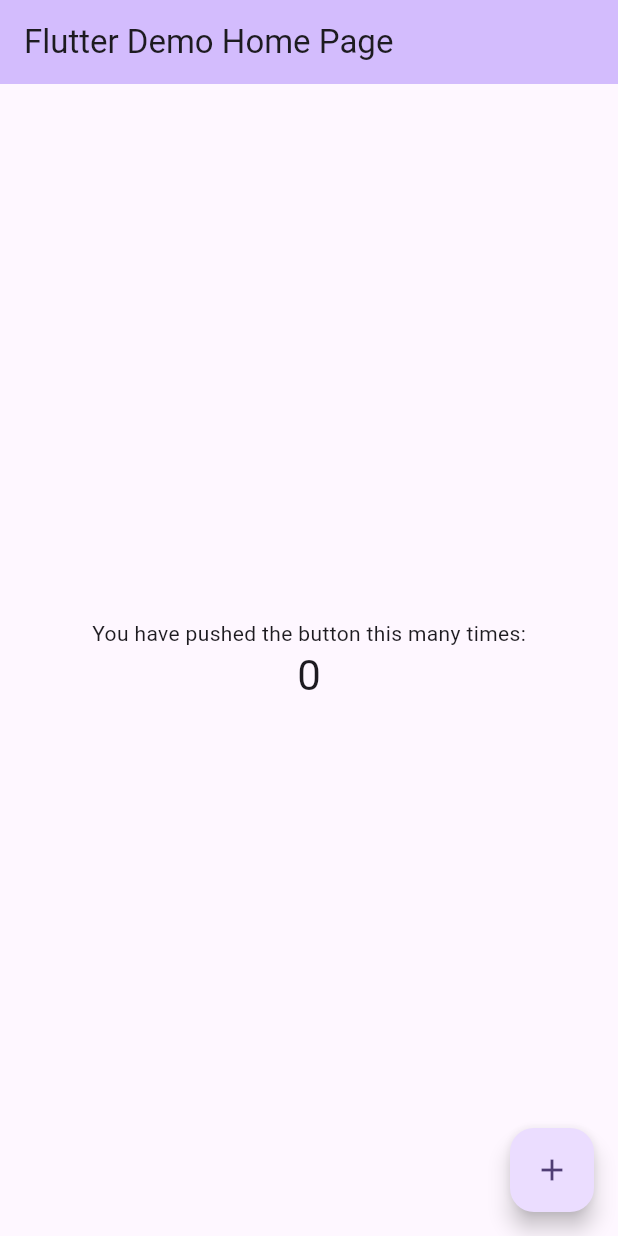
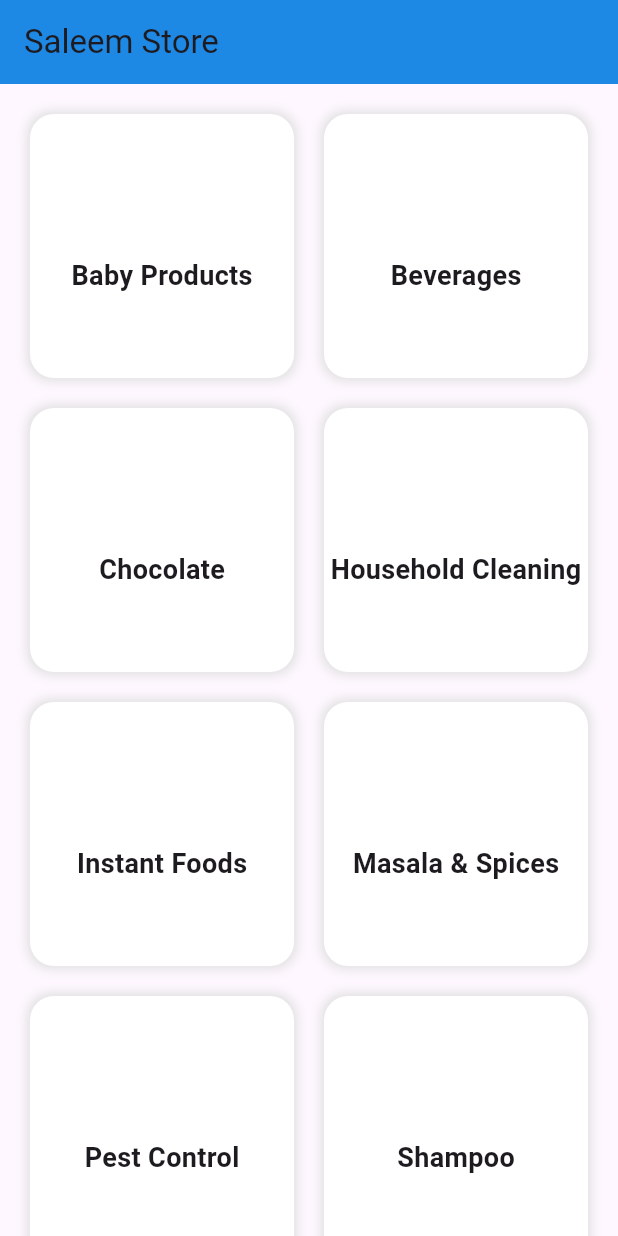
Before and after one commit to MohammedAathif/saleem_store, a Flutter app: the screen it shows after launch, on a phone screen of 412 x 824 dp. Run offline on Flutter 3.47's test engine with Material 3 defaults, Android fonts, the phone set to English and light mode, and no system bars; our stand-ins replace go_router.

Commit message:
Base setup and home screen, subcategory and product screen - Added

```diff
--- /dev/null
+++ b/lib/data.dart
@@ -0,0 +1,297 @@
+List categories = [
+  {
+    "name": "Soaps",
+    "subcategories": [
+      {
+        "name": "Hamam",
+        "image": "",
+        "variants": [
+          {"name": "50g", "price": 10},
+          {"name": "100g", "price": 22},
+          {"name": "150g", "price": 35},
+          {"name": "Combo Pack", "price": 90},
+        ],
+      },
+      {
+        "name": "Dove",
+        "image": "",
+        "variants": [
+          {"name": "50g", "price": 12},
+          {"name": "100g", "price": 25},
+          {"name": "150g", "price": 38},
+        ],
+      },
+      {
+        "name": "Santoor",
+        "image": "",
+        "variants": [
+          {"name": "75g", "price": 15},
+          {"name": "150g", "price": 30},
+          {"name": "Combo Pack", "price": 80},
+        ],
+      },
+      {
+        "name": "Dettol",
+        "image": "",
+        "variants": [
+          {"name": "75g", "price": 15},
+          {"name": "150g", "price": 30},
+          {"name": "Combo Pack", "price": 80},
+        ],
+      },
+      {
+        "name": "Lux",
+        "image": "",
+        "variants": [
+          {"name": "75g", "price": 15},
+          {"name": "150g", "price": 30},
+          {"name": "Combo Pack", "price": 80},
+        ],
+      },
+      {
+        "name": "Lifebuoy",
+        "image": "",
+        "variants": [
+          {"name": "75g", "price": 15},
+          {"name": "150g", "price": 30},
+          {"name": "Combo Pack", "price": 80},
+        ],
+      },
+      {
+        "name": "Cinthol",
+        "image": "",
+        "variants": [
+          {"name": "75g", "price": 15},
+          {"name": "150g", "price": 30},
+          {"name": "Combo Pack", "price": 80},
+        ],
+      },
+      {
+        "name": "Pears",
+        "image": "",
+        "variants": [
+          {"name": "75g", "price": 15},
+          {"name": "150g", "price": 30},
+          {"name": "Combo Pack", "price": 80},
+        ],
+      },
+      {
+        "name": "Himalaya",
+        "image": "",
+        "variants": [
+          {"name": "75g", "price": 15},
+          {"name": "150g", "price": 30},
+          {"name": "Combo Pack", "price": 80},
+        ],
+      },
+      {
+        "name": "Mysore Sandal",
+        "image": "",
+        "variants": [
+          {"name": "75g", "price": 15},
+          {"name": "150g", "price": 30},
+          {"name": "Combo Pack", "price": 80},
+        ],
+      },
+      {
+        "name": "Medimix",
+        "image": "",
+        "variants": [
+          {"name": "75g", "price": 15},
+          {"name": "150g", "price": 30},
+          {"name": "Combo Pack", "price": 80},
+        ],
+      },
+    ],
+  },
+  {
+    "name": "Shampoo",
+    "subcategories": [
+      {
+        "name": "Head & Shoulders",
+        "image": "",
+        "variants": [
+          {"name": "100ml", "price": 80},
+          {"name": "200ml", "price": 150},
+        ],
+      },
+      {
+        "name": "Pantene",
+        "image": "",
+        "variants": [
+          {"name": "100ml", "price": 75},
+          {"name": "200ml", "price": 140},
+        ],
+      },
+    ],
+  },
+  {
+    "name": "Snacks",
+    "subcategories": [
+      {
+        "name": "Lays",
+        "image": "",
+        "variants": [
+          {"name": "Small", "price": 10},
+          {"name": "Medium", "price": 20},
+          {"name": "Large", "price": 35},
+        ],
+      },
+      {
+        "name": "KurKure",
+        "image": "",
+        "variants": [
+          {"name": "Small", "price": 8},
+          {"name": "Medium", "price": 18},
+        ],
+      },
+    ],
+  },
+  {
+    "name": "Chocolate",
+    "subcategories": [
+      {
+        "name": "Dairy Milk",
+        "image": "",
+        "variants": [
+          {"name": "50g", "price": 25},
+          {"name": "100g", "price": 45},
+        ],
+      },
+      {
+        "name": "KitKat",
+        "image": "",
+        "variants": [
+          {"name": "2 Finger", "price": 10},
+          {"name": "4 Finger", "price": 20},
+        ],
+      },
+    ],
+  },
+  {
+    "name": "Household Cleaning",
+    "subcategories": [
+      {
+        "name": "Phenoyl",
+        "image": "",
+        "variants": [
+          {"name": "500ml", "price": 35},
+          {"name": "1L", "price": 60},
+        ],
+      },
+      {
+        "name": "Detergent Powder",
+        "image": "",
+        "variants": [
+          {"name": "500g", "price": 40},
+          {"name": "1kg", "price": 75},
+        ],
+      },
+    ],
+  },
+  {
+    "name": "Beverages",
+    "subcategories": [
+      {
+        "name": "Phenoyl",
+        "image": "",
+        "variants": [
+          {"name": "500ml", "price": 35},
+          {"name": "1L", "price": 60},
+        ],
+      },
+      {
+        "name": "Detergent Powder",
+        "image": "",
+        "variants": [
+          {"name": "500g", "price": 40},
+          {"name": "1kg", "price": 75},
+        ],
+      },
+    ],
+  },
+  {
+    "name": "Baby Products",
+    "subcategories": [
+      {
+        "name": "Phenoyl",
+        "image": "",
+        "variants": [
+          {"name": "500ml", "price": 35},
+          {"name": "1L", "price": 60},
+        ],
+      },
+      {
+        "name": "Detergent Powder",
+        "image": "",
+        "variants": [
+          {"name": "500g", "price": 40},
+          {"name": "1kg", "price": 75},
+        ],
+      },
+    ],
+  },
+  {
+    "name": "Masala & Spices",
+    "subcategories": [
+      {
+        "name": "Phenoyl",
+        "image": "",
+        "variants": [
+          {"name": "500ml", "price": 35},
+          {"name": "1L", "price": 60},
+        ],
+      },
+      {
+        "name": "Detergent Powder",
+        "image": "",
+        "variants": [
+          {"name": "500g", "price": 40},
+          {"name": "1kg", "price": 75},
+        ],
+      },
+    ],
+  },
+  {
+    "name": "Pest Control",
+    "subcategories": [
+      {
+        "name": "Phenoyl",
+        "image": "",
+        "variants": [
+          {"name": "500ml", "price": 35},
+          {"name": "1L", "price": 60},
+        ],
+      },
+      {
+        "name": "Detergent Powder",
+        "image": "",
+        "variants": [
+          {"name": "500g", "price": 40},
+          {"name": "1kg", "price": 75},
+        ],
+      },
+    ],
+  },
+  {
+    "name": "Instant Foods",
+    "subcategories": [
+      {
+        "name": "Phenoyl",
+        "image": "",
+        "variants": [
+          {"name": "500ml", "price": 35},
+          {"name": "1L", "price": 60},
+        ],
+      },
+      {
+        "name": "Detergent Powder",
+        "image": "",
+        "variants": [
+          {"name": "500g", "price": 40},
+          {"name": "1kg", "price": 75},
+        ],
+      },
+    ],
+  },
+];
--- /dev/null
+++ b/lib/home_page.dart
@@ -0,0 +1,125 @@
+import 'package:flutter/material.dart';
+import 'package:go_router/go_router.dart';
+
+import 'data.dart';
+
+class HomePage extends StatefulWidget {
+  const HomePage({super.key});
+
+  @override
+  State<HomePage> createState() => _HomePageState();
+}
+
+class _HomePageState extends State<HomePage> {
+
+  @override
+  void initState() {
+    // TODO: implement initState
+    super.initState();
+    categories.sort((a,b) => a['name'].toString().toLowerCase().compareTo(b['name'].toString().toLowerCase()));
+  }
+
+  @override
+  Widget build(BuildContext context) {
+    if (categories.isEmpty) {
+      return const Center(child: CircularProgressIndicator());
+    }
+
+    return Scaffold(
+      appBar: AppBar(
+        title: const Text("Saleem Store"),
+        backgroundColor: Colors.blue.shade600,
+      ),
+      body: GridView.builder(
+        padding: const EdgeInsets.all(20),
+        itemCount: categories.length,
+        gridDelegate: SliverGridDelegateWithFixedCrossAxisCount(
+          crossAxisCount: _getGridCount(context),
+          mainAxisSpacing: 20,
+          crossAxisSpacing: 20,
+          childAspectRatio: 1,
+        ),
+        itemBuilder: (context, index) {
+          final category = categories[index];
+          return CategoryCard(
+            title: category['name'] ?? '',
+            image: category['image'] ?? '', // optional
+            onTap: () {
+              final categoryUrl = category['name'];
+              context.push('/$categoryUrl');
+            },
+          );
+        },
+      ),
+    );
+  }
+
+  int _getGridCount(BuildContext context) {
+    double width = MediaQuery.of(context).size.width;
+    if (width > 1200) return 5;
+    if (width > 800) return 4;
+    return 2;
+  }
+}
+
+class CategoryCard extends StatefulWidget {
+  final String title;
+  final String image;
+  final VoidCallback onTap;
+
+  const CategoryCard({
+    super.key,
+    required this.title,
+    required this.image,
+    required this.onTap,
+  });
+
+  @override
+  State<CategoryCard> createState() => _CategoryCardState();
+}
+
+class _CategoryCardState extends State<CategoryCard> {
+  bool isHovered = false;
+
+  @override
+  Widget build(BuildContext context) {
+    return MouseRegion(
+      onEnter: (_) => setState(() => isHovered = true),
+      onExit: (_) => setState(() => isHovered = false),
+      child: GestureDetector(
+        onTap: widget.onTap,
+        child: AnimatedContainer(
+          duration: const Duration(milliseconds: 200),
+          decoration: BoxDecoration(
+            color: isHovered ? Colors.blue.shade50 : Colors.white,
+            borderRadius: BorderRadius.circular(16),
+            boxShadow: [
+              BoxShadow(
+                color: Colors.grey.shade300,
+                blurRadius: isHovered ? 12 : 6,
+                spreadRadius: 2,
+              ),
+            ],
+          ),
+          child: Column(
+            mainAxisAlignment: MainAxisAlignment.center,
+            children: [
+              // SizedBox(
+              //   height: 70,
+              //   child: Image.asset(widget.image, fit: BoxFit.contain),
+              // ),
+              const SizedBox(height: 40),
+              Text(
+                widget.title,
+                style: const TextStyle(
+                  fontSize: 18,
+                  fontWeight: FontWeight.w600,
+                ),
+              ),
+            ],
+          ),
+        ),
+      ),
+    );
+  }
+}
--- a/lib/main.dart
+++ b/lib/main.dart
@@ -1,4 +1,9 @@
 import 'package:flutter/material.dart';
+import 'package:go_router/go_router.dart';
+import 'package:saleem_store/sub_category.dart';
+import 'data.dart';
+import 'home_page.dart';
+import 'product_page.dart';
 
 void main() {
   runApp(const MyApp());
@@ -7,116 +12,51 @@ void main() {
 class MyApp extends StatelessWidget {
   const MyApp({super.key});
 
-  // This widget is the root of your application.
   @override
   Widget build(BuildContext context) {
-    return MaterialApp(
-      title: 'Flutter Demo',
+    final GoRouter router = GoRouter(
+      routes: [
+        GoRoute(
+          path: '/',
+          builder: (context, state) => HomePage(),
+        ),
+        GoRoute(
+          path: '/:category',
+          builder: (context, state) {
+            final categoryName = state.pathParameters['category']!;
+            final categoryData = categories.firstWhere(
+                  (c) => c['name'] == categoryName,
+            );
+            return SubCategoryPage(
+              category: categoryName,
+              categoryData: categoryData,
+            );
+          },
+        ),
+        GoRoute(
+          path: '/:category/:brand',
+          builder: (context, state) {
+            final categoryName = state.pathParameters['category']!;
+            final brandName = state.pathParameters['brand']!;
+            final categoryData = categories.firstWhere(
+                  (c) => c['name'] == categoryName,
+            );
+            final productData = (categoryData['subcategories'] as List)
+                .firstWhere((s) => s['name'] == brandName);
+            return ProductPage(productData: productData);
+          },
+        ),
+
+      ],
+    );
+
+    return MaterialApp.router(
+      routerConfig: router,
+      title: 'Saleem Store',
+      debugShowCheckedModeBanner: false,
       theme: ThemeData(
-        // This is the theme of your application.
-        //
-        // TRY THIS: Try running your application with "flutter run". You'll see
-        // the application has a purple toolbar. Then, without quitting the app,
-        // try changing the seedColor in the colorScheme below to Colors.green
-        // and then invoke "hot reload" (save your changes or press the "hot
-        // reload" button in a Flutter-supported IDE, or press "r" if you used
-        // the command line to start the app).
-        //
-        // Notice that the counter didn't reset back to zero; the application
-        // state is not lost during the reload. To reset the state, use hot
-        // restart instead.
-        //
-        // This works for code too, not just values: Most code changes can be
-        // tested with just a hot reload.
         colorScheme: ColorScheme.fromSeed(seedColor: Colors.deepPurple),
       ),
-      home: const MyHomePage(title: 'Flutter Demo Home Page'),
     );
   }
 }
-
-class MyHomePage extends StatefulWidget {
-  const MyHomePage({super.key, required this.title});
-
-  // This widget is the home page of your application. It is stateful, meaning
-  // that it has a State object (defined below) that contains fields that affect
-  // how it looks.
-
-  // This class is the configuration for the state. It holds the values (in this
-  // case the title) provided by the parent (in this case the App widget) and
-  // used by the build method of the State. Fields in a Widget subclass are
-  // always marked "final".
-
-  final String title;
-
-  @override
-  State<MyHomePage> createState() => _MyHomePageState();
-}
-
-class _MyHomePageState extends State<MyHomePage> {
-  int _counter = 0;
-
-  void _incrementCounter() {
-    setState(() {
-      // This call to setState tells the Flutter framework that something has
-      // changed in this State, which causes it to rerun the build method below
-      // so that the display can reflect the updated values. If we changed
-      // _counter without calling setState(), then the build method would not be
-      // called again, and so nothing would appear to happen.
-      _counter++;
-    });
-  }
-
-  @override
-  Widget build(BuildContext context) {
-    // This method is rerun every time setState is called, for instance as done
-    // by the _incrementCounter method above.
-    //
-    // The Flutter framework has been optimized to make rerunning build methods
-    // fast, so that you can just rebuild anything that needs updating rather
-    // than having to individually change instances of widgets.
-    return Scaffold(
-      appBar: AppBar(
-        // TRY THIS: Try changing the color here to a specific color (to
-        // Colors.amber, perhaps?) and trigger a hot reload to see the AppBar
-        // change color while the other colors stay the same.
-        backgroundColor: Theme.of(context).colorScheme.inversePrimary,
-        // Here we take the value from the MyHomePage object that was created by
-        // the App.build method, and use it to set our appbar title.
-        title: Text(widget.title),
-      ),
-      body: Center(
-        // Center is a layout widget. It takes a single child and positions it
-        // in the middle of the parent.
-        child: Column(
-          // Column is also a layout widget. It takes a list of children and
-          // arranges them vertically. By default, it sizes itself to fit its
-          // children horizontally, and tries to be as tall as its parent.
-          //
-          // Column has various properties to control how it sizes itself and
-          // how it positions its children. Here we use mainAxisAlignment to
-          // center the children vertically; the main axis here is the vertical
-          // axis because Columns are vertical (the cross axis would be
-          // horizontal).
-          //
-          // TRY THIS: Invoke "debug painting" (choose the "Toggle Debug Paint"
-          // action in the IDE, or press "p" in the console), to see the
-          // wireframe for each widget.
-          mainAxisAlignment: MainAxisAlignment.center,
-          children: <Widget>[
-            const Text('You have pushed the button this many times:'),
-            Text(
-              '$_counter',
-              style: Theme.of(context).textTheme.headlineMedium,
-            ),
-          ],
-        ),
-      ),
-      floatingActionButton: FloatingActionButton(
-        onPressed: _incrementCounter,
-        tooltip: 'Increment',
-        child: const Icon(Icons.add),
-      ), // This trailing comma makes auto-formatting nicer for build methods.
-    );
-  }
-}
--- /dev/null
+++ b/lib/product_page.dart
@@ -0,0 +1,38 @@
+import 'package:flutter/material.dart';
+
+class ProductPage extends StatelessWidget {
+  final Map<String, dynamic> productData;
+
+  const ProductPage({super.key, required this.productData});
+
+  @override
+  Widget build(BuildContext context) {
+    final variants = productData['variants'] ?? [];
+
+    return Scaffold(
+      appBar: AppBar(
+        title: Text(productData['name']),
+        backgroundColor: Colors.blue.shade600,
+      ),
+      body: ListView.separated(
+        separatorBuilder: (ctx,index) {
+          return Divider();
+        },
+        padding: const EdgeInsets.all(20),
+        itemCount: variants.length,
+        itemBuilder: (context, index) {
+          final variant = variants[index];
+          return ListTile(
+            title: Text(variant['name']),
+            trailing: Text(
+              "₹${variant['price']}",
+              style: const TextStyle(
+                  color: Colors.green, fontWeight: FontWeight.bold),
+            ),
+            onTap: () {},
+          );
+        },
+      ),
+    );
+  }
+}
--- /dev/null
+++ b/lib/sub_category.dart
@@ -0,0 +1,45 @@
+import 'package:flutter/material.dart';
+import 'package:go_router/go_router.dart';
+
+class SubCategoryPage extends StatelessWidget {
+  final String category;
+  final Map<String, dynamic> categoryData; // from JSON
+
+  const SubCategoryPage({
+    super.key,
+    required this.category,
+    required this.categoryData,
+  });
+
+  @override
+  Widget build(BuildContext context) {
+    final subcategories = categoryData['subcategories'] ?? [];
+
+    subcategories.sort((a, b) => a['name'].toString().toLowerCase().compareTo(b['name'].toString().toLowerCase()));
+
+
+    return Scaffold(
+      appBar: AppBar(
+        title: Text(category),
+        backgroundColor: Colors.blue.shade600,
+      ),
+      body: ListView.separated(
+        padding: const EdgeInsets.all(20),
+        itemCount: subcategories.length,
+        separatorBuilder: (_, __) => const Divider(),
+        itemBuilder: (context, index) {
+          final sub = subcategories[index];
+          return ListTile(
+            title: Text(sub['name']),
+            trailing: const Icon(Icons.arrow_forward_ios, size: 16),
+            onTap: () {
+              final categoryUrl = category;
+              final brandUrl = sub['name'];
+              context.push('/$categoryUrl/$brandUrl');
+            },
+          );
+        },
+      ),
+    );
+  }
+}
--- a/pubspec.yaml
+++ b/pubspec.yaml
@@ -34,6 +34,7 @@ dependencies:
   # The following adds the Cupertino Icons font to your application.
   # Use with the CupertinoIcons class for iOS style icons.
   cupertino_icons: ^1.0.8
+  go_router:
 
 dev_dependencies:
   flutter_test:
```
